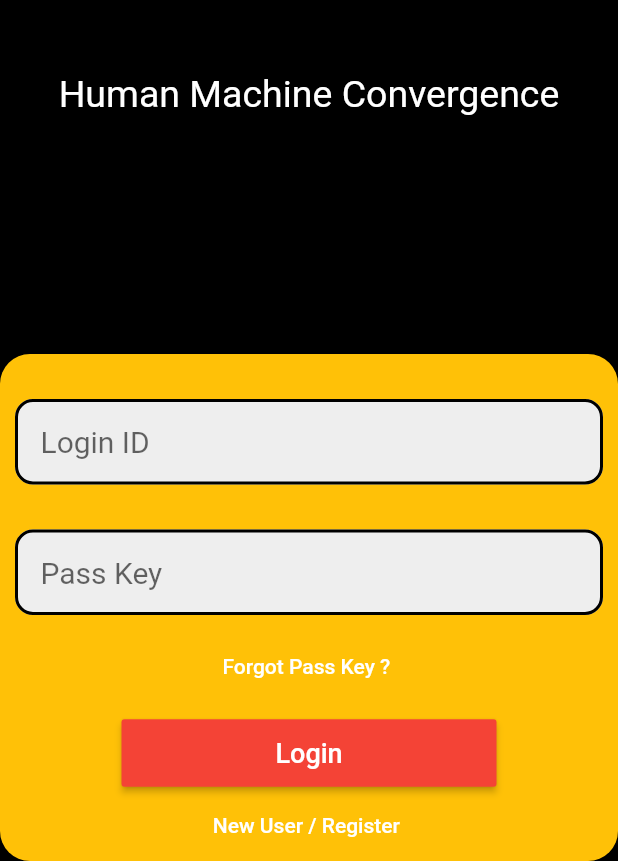
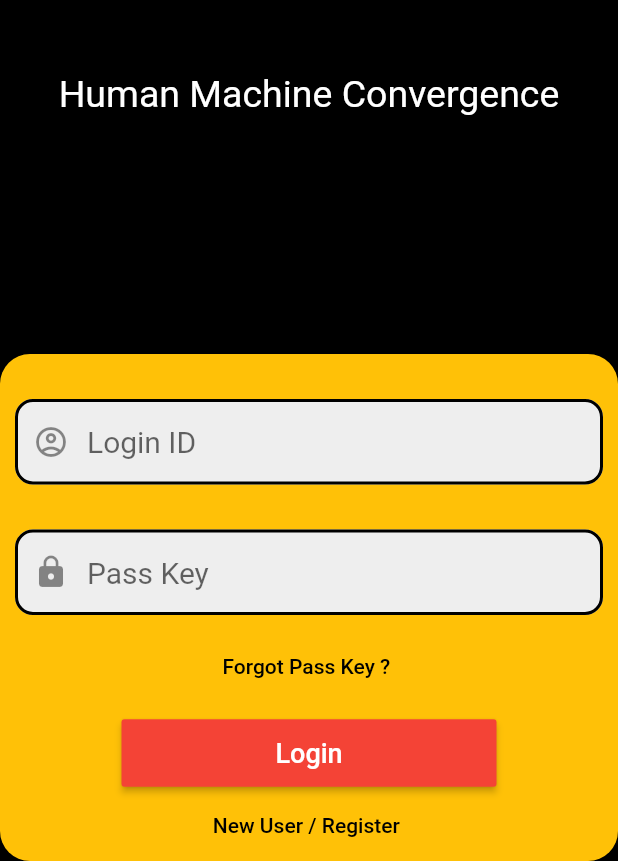
Before and after one commit to aadarshjain/AR-VR, a Flutter app: the screen it shows after launch, on a phone screen of 412 x 824 dp, the part 375-1236 px from its top. Run offline on Flutter 3.47's test engine with Material 2 defaults, Android fonts, the phone set to English and light mode, and no system bars.

Commit message:
hardcoded validation of login page as Login ID : admin and password : 123456
Also did a few changes to the UI

```diff
--- a/lib/login.dart
+++ b/lib/login.dart
@@ -3,61 +3,68 @@ import 'package:flutter/material.dart';
 import 'homepage.dart';
 
 class Login extends StatelessWidget {
+  TextEditingController _idController = TextEditingController();
+  TextEditingController _passController = TextEditingController();
+
+  GlobalKey<FormState> formkey = GlobalKey<FormState>();
+
 
   @override
   Widget build(BuildContext context) {
     return Scaffold(
-      body : Stack(
+        body: Stack(
       fit: StackFit.expand,
       children: <Widget>[
         Container(
           color: Colors.black,
           child: Align(
-              alignment: Alignment(0.0,-0.5),
-              child: Text('HuMaC',
+            alignment: Alignment(0.0, -0.5),
+            child: Text(
+              'HuMaC',
               style: TextStyle(
                 fontWeight: FontWeight.bold,
                 fontSize: 50.0,
                 letterSpacing: 10,
                 color: Colors.amber,
-              ),),
+              ),
+            ),
           ),
         ),
         Container(
           child: Align(
             alignment: Alignment(0.0, -0.25),
-              child: Text('Human Machine Convergence',
+            child: Text(
+              'Human Machine Convergence',
               style: TextStyle(
                 fontSize: 25.0,
                 color: Colors.white,
-                ),),
               ),
             ),
-          // Image.asset('assets/loginbackground.jpg',
-          // fit: BoxFit.cover,
-          // ),
+          ),
+        ),
         Column(
           mainAxisAlignment: MainAxisAlignment.end,
           children: <Widget>[
             Stack(
               children: [
                 SingleChildScrollView(
+
                   child: Container(
-
                     decoration: BoxDecoration(
                         color: Colors.amber,
                         shape: BoxShape.rectangle,
-                          borderRadius: BorderRadius.circular(20.0)
-                      ),
+                        borderRadius: BorderRadius.circular(20.0)),
+
                     child: Column(
                       mainAxisAlignment: MainAxisAlignment.center,
                       children: <Widget>[
+
                         Padding(
                           padding: EdgeInsets.symmetric(
-                              vertical: 30.0,
-                              horizontal: 10.0
-                            ),
-                            child: TextField(
+                              vertical: 30.0, horizontal: 10.0),
+
+                          child: TextFormField(
+                            controller: _idController,
                             autocorrect: false,
                             autofocus: false,
                             style: TextStyle(
@@ -65,64 +72,66 @@ class Login extends StatelessWidget {
                             ),
                             decoration: InputDecoration(
                               hintText: "Login ID",
+                              prefixIcon: Padding(
+                                padding: EdgeInsets.symmetric(),
+                                child: Icon(
+                                  Icons.account_circle_outlined
+                                ),
+                              ),
                               border: InputBorder.none,
                               filled: true,
                               fillColor: Colors.grey[200],
                               contentPadding: EdgeInsets.all(17.0),
                               enabledBorder: OutlineInputBorder(
-                                  borderRadius: BorderRadius.all(
-                                      Radius.circular(12.0)),
-                                  borderSide: BorderSide(
-                                      color: Colors.black, width: 2),
+                                borderRadius:
+                                    BorderRadius.all(Radius.circular(12.0)),
+                                borderSide:
+                                    BorderSide(color: Colors.black, width: 2),
+                              ),
+                            ),
+                          ),
+                        ),
+                        Padding(
+                          padding: EdgeInsets.symmetric(horizontal: 10.0),
+                          child: TextFormField(
+                            controller: _passController,
+                            autocorrect: false,
+                            obscureText: true,
+                            autofocus: false,
+                            style: TextStyle(
+                              fontSize: 20.0,
+                            ),
+                            decoration: InputDecoration(
+                              hintText: "Pass Key",
+                              prefixIcon: Padding(
+                                padding: EdgeInsets.symmetric(),
+                                child: Icon(
+                                    Icons.lock
+                                ),
+                              ),
+                              border: InputBorder.none,
+                              filled: true,
+                              fillColor: Colors.grey[200],
+                              contentPadding: EdgeInsets.all(17.0),
+                              enabledBorder: OutlineInputBorder(
+                                borderRadius:
+                                    BorderRadius.all(Radius.circular(12.0)),
+                                borderSide:
+                                    BorderSide(color: Colors.black, width: 2),
                               ),
                               focusedBorder: OutlineInputBorder(
-                                  borderRadius: BorderRadius.all(
-                                      Radius.circular(10.0)),
+                                borderRadius:
+                                    BorderRadius.all(Radius.circular(10.0)),
                                 borderSide: BorderSide(color: Colors.black),
                               ),
                             ),
                           ),
                         ),
-                          Padding(
-                            padding: EdgeInsets.symmetric(
-                              //vertical: 20.0,
-                              horizontal: 10.0
-                            ),
-                            child: TextField(
-                              autocorrect: false,
-                              autofocus: false,
-                              obscureText: true,
-                              style: TextStyle(
-                                fontSize: 20.0,
-                              ),
-                              decoration: InputDecoration(
-                                hintText: "Pass Key",
-                                border: InputBorder.none,
-                                filled: true,
-                                fillColor: Colors.grey[200],
-                                contentPadding: EdgeInsets.all(17.0),
-                                enabledBorder: OutlineInputBorder(
-                                  borderRadius: BorderRadius.all(
-                                      Radius.circular(12.0)),
-                                  borderSide: BorderSide(
-                                      color: Colors.black, width: 2),
-                                ),
-                                focusedBorder: OutlineInputBorder(
-                                  borderRadius: BorderRadius.all(
-                                      Radius.circular(10.0)),
-                                  borderSide: BorderSide(color: Colors.black),
-                                ),
-                              ),
-                            ),
-                          ),
+
                         Padding(
                           padding: EdgeInsets.only(top: 10.0, bottom: 10.0),
                           child: MaterialButton(
-                              onPressed: () {
-                                Navigator.push(
-                                    context, MaterialPageRoute(
-                                    builder: (_) => HomePage()));
-                              },
+                            onPressed: () {},
                             minWidth: 250.0,
                             padding: EdgeInsets.symmetric(
                               vertical: 12.0,
@@ -131,16 +140,27 @@ class Login extends StatelessWidget {
                               "Forgot Pass Key ? ",
                               style: TextStyle(
                                 fontSize: 14.0,
-                                  color: Colors.white,
+                                color: Colors.black,
                               ),
                             ),
                           ),
                         ),
                         MaterialButton(
                           onPressed: () {
+                            if ((_idController.text.compareTo('admin') == 0) &&
+                                (_passController.text.compareTo('123456') ==
+                                    0)) //check if the username is equals to 'admin' and password equals to '123456'
+                            {
                               Navigator.push(
-                                  context, MaterialPageRoute(
+                                  context,
+                                  MaterialPageRoute(
                                       builder: (_) => HomePage()));
+                            } // page transition to homepage
+                            else {
+                              ScaffoldMessenger.of(context).showSnackBar(SnackBar(
+                                  content: Text(
+                                      'Incorrect Credentials'))); // shows message of invalid credentials
+                            }
                           },
                           minWidth: 250.0,
                           splashColor: Colors.red[800],
@@ -157,22 +177,19 @@ class Login extends StatelessWidget {
                           ),
                         ),
                         MaterialButton(
-                            onPressed: () {
-                              Navigator.push(
-                                  context, MaterialPageRoute(
-                                  builder: (_) => HomePage()));
-                            },
+                          onPressed: () {},
                           minWidth: 250.0,
                           //splashColor: Colors.red[800],
                           //color: Colors.red,
                           padding: EdgeInsets.symmetric(
                             vertical: 12.0,
                           ),
+
                           child: Text(
                             "New User / Register ",
                             style: TextStyle(
                               fontSize: 14.0,
-                                color: Colors.white,
+                              color: Colors.black,
                             ),
                           ),
                         ),
@@ -185,7 +202,6 @@ class Login extends StatelessWidget {
           ],
         ),
       ],
-      )
-    );
+    ));
   }
 }
```
Lines whose indentation alone changed are shown as unchanged.
